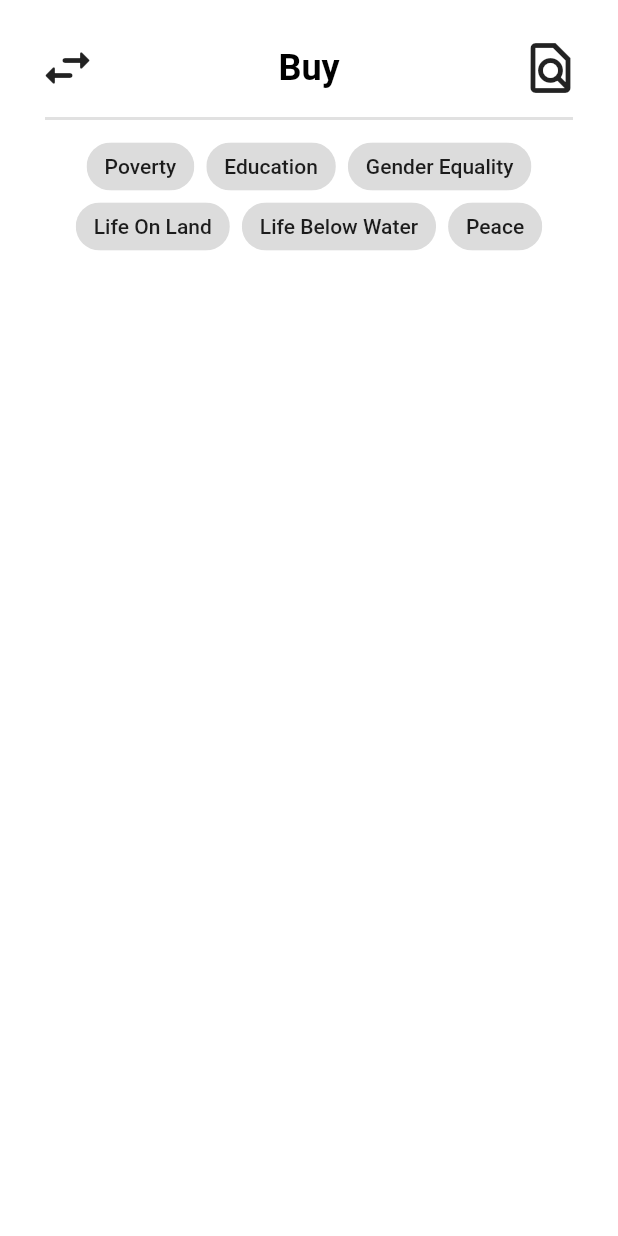
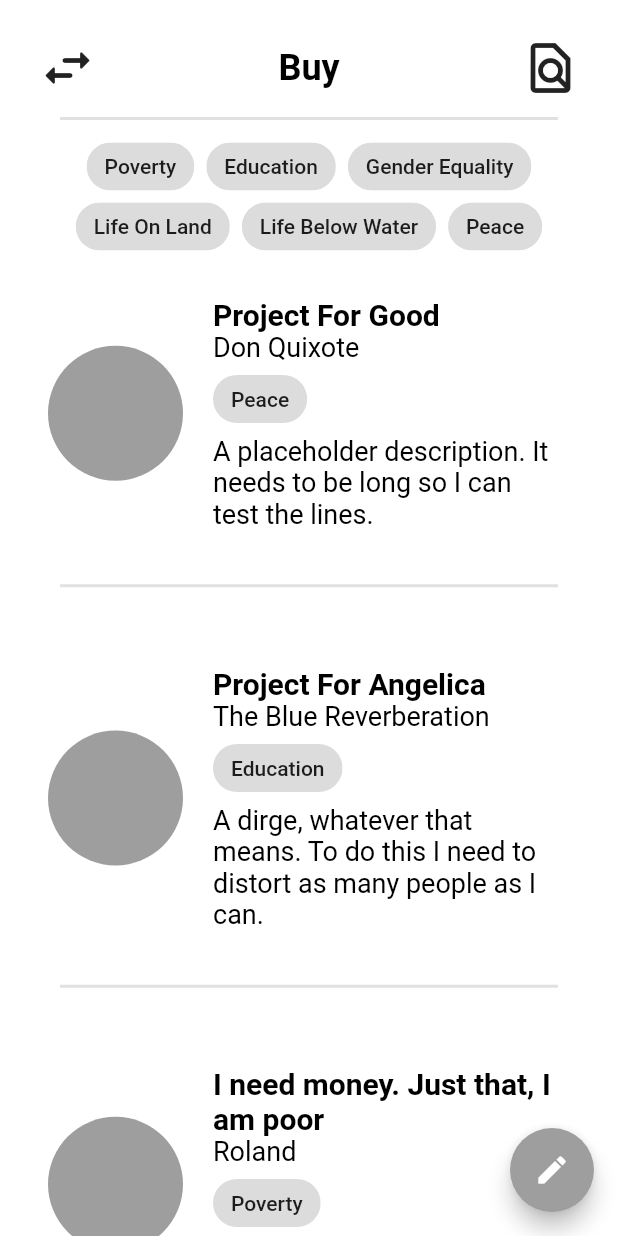
Before and after one commit to pipiipin/Moneyque, a Flutter app: the screen it shows after launch, on a phone screen of 412 x 824 dp. Run offline on Flutter 3.47's test engine with Material 2 defaults, Android fonts, the phone set to English and light mode, and no system bars.

Commit message:
[UPDATE] finish listing page

```diff
--- a/moneyque/lib/listing.dart
+++ b/moneyque/lib/listing.dart
@@ -19,42 +19,41 @@ class _ListingState extends State<Listing> {
       {'name': 'Peace'},
     ];
 
-    var posts = [
+    var projects = [
       {
         'name': 'Project For Good',
         'author': 'Don Quixote',
         'desc':
             'A placeholder description. It needs to be long so I can test the lines.',
-        'tag': 'Robot',
+        'tag': 'Peace',
         'avatar': ''
       },
       {
-        'name': 'Project For Good',
-        'author': 'Don Quixote',
+        'name': 'Project For Angelica',
+        'author': 'The Blue Reverberation',
         'desc':
-            'A placeholder description. It needs to be long so I can test the lines.',
-        'tag': 'Robot',
+            'A dirge, whatever that means. To do this I need to distort as many people as I can.',
+        'tag': 'Education',
         'avatar': ''
       },
       {
-        'name': 'Project For Good',
-        'author': 'Don Quixote',
-        'desc':
-            'A placeholder description. It needs to be long so I can test the lines.',
-        'tag': 'Robot',
+        'name': 'I need money. Just that, I am poor',
+        'author': 'Roland',
+        'desc': 'I need money for HamHamPangPang.',
+        'tag': 'Poverty',
         'avatar': ''
       },
       {
-        'name': 'Project For Good',
-        'author': 'Don Quixote',
-        'desc':
-            'A placeholder description. It needs to be long so I can test the lines.',
-        'tag': 'Robot',
+        'name': 'Finish the fight for Ayin',
+        'author': 'Hokma',
+        'desc': 'A project dedicated to the religion of A.',
+        'tag': 'Education',
         'avatar': ''
       },
     ];
 
-    return MaterialApp(
+    return Scaffold(
+      body: MaterialApp(
         title: 'Testing',
         home: SafeArea(
           child: Scaffold(
@@ -99,8 +98,8 @@ class _ListingState extends State<Listing> {
                 Divider(
                   height: 0,
                   thickness: 2,
-                indent: 30,
-                endIndent: 30,
+                  indent: 40,
+                  endIndent: 40,
                   color: Color.fromRGBO(225, 225, 225, 1),
                 ),
                 Padding(
@@ -118,12 +117,121 @@ class _ListingState extends State<Listing> {
                         .toList(),
                   ),
                 ),
-              Column(),
+                Expanded(
+                  child: SingleChildScrollView(
+                    padding: EdgeInsets.all(0),
+                    child: Column(
+                      children: projects
+                          .map(
+                            (e) => ProjectCard(e['name']!, e['author']!,
+                                e['desc']!, e['tag']!, e['avatar']!),
+                          )
+                          .toList(),
+                    ),
+                  ),
+                ),
               ],
             ),
             backgroundColor: Colors.white,
           ),
         ),
+      ),
+      floatingActionButton: FloatingActionButton(
+        onPressed: () => {print(3)},
+        child: const Icon(Icons.create),
+        backgroundColor: Colors.grey,
+      ),
     );
   }
 }
+
+class ProjectCard extends StatelessWidget {
+  const ProjectCard(this.name, this.author, this.desc, this.tag, this.avatar,
+      {Key? key})
+      : super(key: key);
+
+  final String name;
+  final String author;
+  final String desc;
+  final String tag;
+  final String avatar;
+
+  @override
+  Widget build(BuildContext context) {
+    return Column(
+      children: [
+        Padding(
+          padding: EdgeInsets.all(8),
+        ),
+        Row(
+          children: [
+            Padding(
+              padding: EdgeInsets.all(16),
+            ),
+            CircleAvatar(
+              backgroundColor: Colors.grey,
+              maxRadius: 45,
+            ),
+            Padding(
+              padding: EdgeInsets.all(10),
+            ),
+            Column(
+              children: [
+                Container(
+                  width: 230,
+                  child: DefaultTextStyle(
+                    textAlign: TextAlign.left,
+                    style: TextStyle(
+                      fontSize: 20,
+                      color: Colors.black,
+                      fontWeight: FontWeight.bold,
+                    ),
+                    child: Text(name),
+                  ),
+                ),
+                Container(
+                  width: 230,
+                  child: DefaultTextStyle(
+                    textAlign: TextAlign.left,
+                    style: TextStyle(
+                      fontSize: 18,
+                      color: Colors.black,
+                    ),
+                    child: Text(author),
+                  ),
+                ),
+                Container(
+                  width: 230,
+                  child: Align(
+                    alignment: Alignment.centerLeft,
+                    child: Chip(
+                      label: Text(tag),
+                    ),
+                  ),
+                ),
+                Container(
+                  width: 230,
+                  child: DefaultTextStyle(
+                    textAlign: TextAlign.left,
+                    style: TextStyle(
+                      fontSize: 18,
+                      color: Colors.black,
+                    ),
+                    child: Text(desc),
+                  ),
+                ),
+              ],
+            ),
+          ],
+        ),
+        Divider(
+          height: 75,
+          thickness: 2,
+          indent: 40,
+          endIndent: 40,
+          color: Color.fromRGBO(225, 225, 225, 1),
+        ),
+      ],
+    );
+  }
+}
```
Lines whose indentation alone changed are shown as unchanged.
